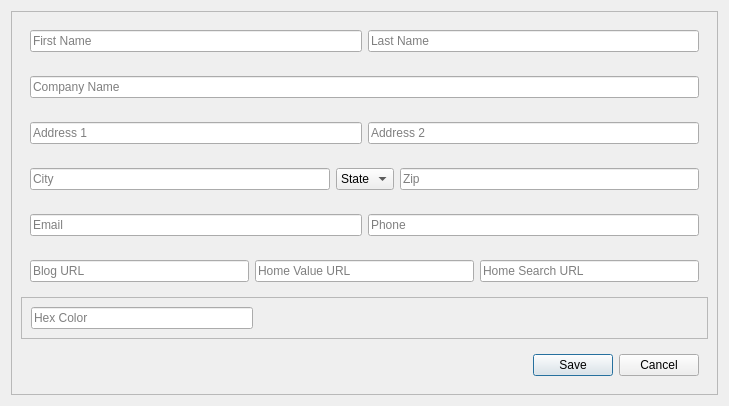
Old version of the form clientinfomodal.ui in the repository Bracketeer/pymailblender.
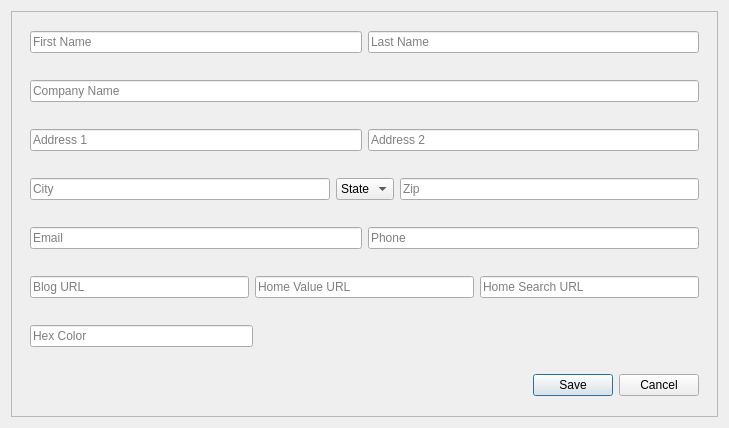
New version of the form.

Commit message: Reordered tab sequence

```diff
--- a/clientinfomodal.ui
+++ b/clientinfomodal.ui
@@ -10,7 +10,7 @@
     <x>0</x>
     <y>0</y>
     <width>729</width>
-    <height>374</height>
+    <height>428</height>
    </rect>
   </property>
   <property name="windowTitle">
@@ -499,7 +499,7 @@
       <item row="6" column="0">
        <widget class="QFrame" name="frame_8">
         <property name="frameShape">
-         <enum>QFrame::StyledPanel</enum>
+         <enum>QFrame::NoFrame</enum>
         </property>
         <property name="frameShadow">
          <enum>QFrame::Raised</enum>
```
Left out of the diff: 1 changed line with no effect on the pictures. The commit also changes 2 other files.
